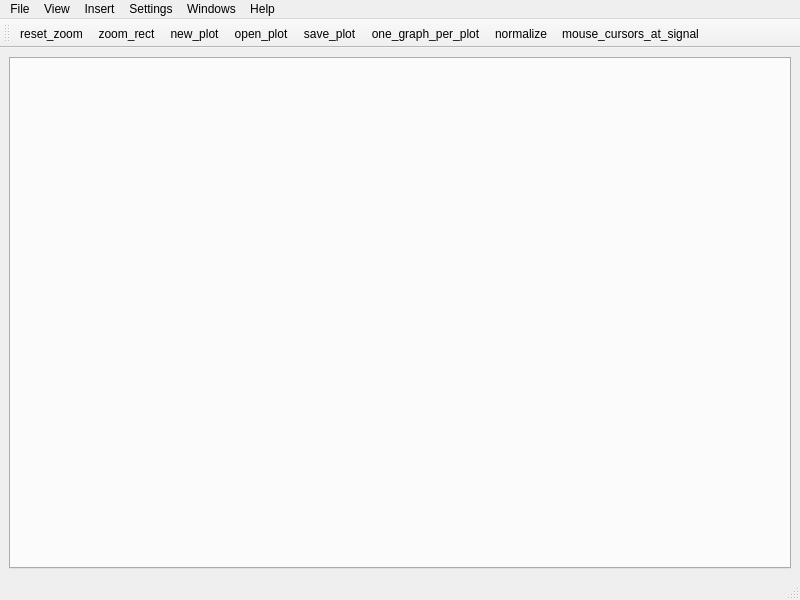
Above: mainwindow.ui from AlfTeleco/SeeSignal before the change. Below: the same form after it.
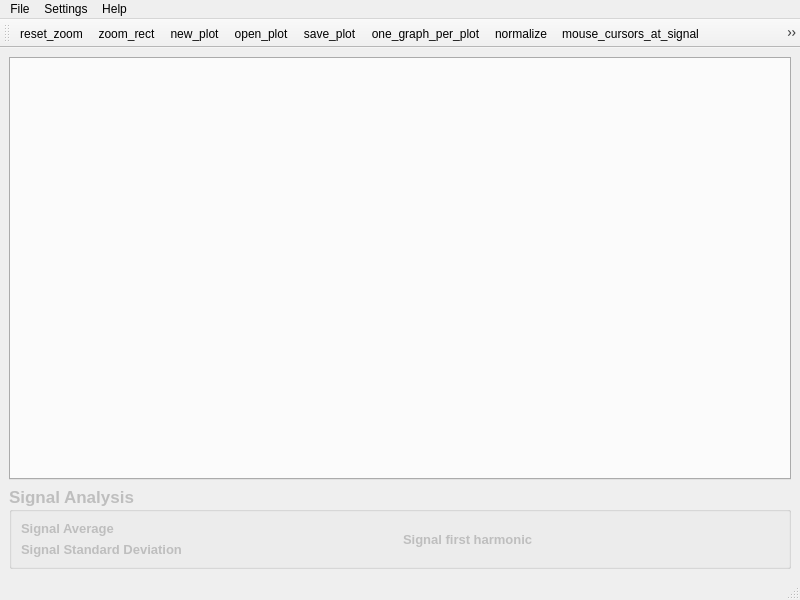
That is the form after the change. Icons and pictures are not drawn.

Commit message: Normalization fixed, and menu bar cleanned

What changed in the file:
```diff
--- a/mainwindow.ui
+++ b/mainwindow.ui
@@ -24,9 +24,15 @@
     <normaloff>:/SeeSigResource/RESOURCES/SeeSig_icon_floating.png</normaloff>:/SeeSigResource/RESOURCES/SeeSig_icon_floating.png</iconset>
   </property>
   <widget class="QWidget" name="main">
-   <layout class="QHBoxLayout" name="horizontalLayout" stretch="4">
+   <layout class="QVBoxLayout" name="verticalLayout" stretch="8,1">
     <item>
      <widget class="QTabWidget" name="tabWidget">
+      <property name="sizePolicy">
+       <sizepolicy hsizetype="Preferred" vsizetype="Preferred">
+        <horstretch>0</horstretch>
+        <verstretch>0</verstretch>
+       </sizepolicy>
+      </property>
       <property name="acceptDrops">
        <bool>true</bool>
       </property>
@@ -41,6 +47,115 @@
       </property>
      </widget>
     </item>
+    <item>
+     <widget class="QGroupBox" name="tool_signal_analysis">
+      <property name="enabled">
+       <bool>false</bool>
+      </property>
+      <property name="font">
+       <font>
+        <pointsize>13</pointsize>
+        <weight>75</weight>
+        <bold>true</bold>
+       </font>
+      </property>
+      <property name="title">
+       <string>Signal Analysis</string>
+      </property>
+      <layout class="QGridLayout" name="gridLayout">
+       <item row="0" column="0">
+        <layout class="QHBoxLayout" name="horizontalLayout_2">
+         <item>
+          <widget class="QLabel" name="signal_average">
+           <property name="font">
+            <font>
+             <pointsize>10</pointsize>
+            </font>
+           </property>
+           <property name="text">
+            <string>Signal Average</string>
+           </property>
+          </widget>
+         </item>
+         <item>
+          <widget class="QLabel" name="signal_average_label_value">
+           <property name="font">
+            <font>
+             <pointsize>10</pointsize>
+             <weight>50</weight>
+             <bold>false</bold>
+            </font>
+           </property>
+           <property name="text">
+            <string/>
+           </property>
+          </widget>
+         </item>
+        </layout>
+       </item>
+       <item row="0" column="1" rowspan="2">
+        <layout class="QHBoxLayout" name="horizontalLayout_3">
+         <item>
+          <widget class="QLabel" name="signal_first_harmonic">
+           <property name="font">
+            <font>
+             <pointsize>10</pointsize>
+            </font>
+           </property>
+           <property name="text">
+            <string>Signal first harmonic</string>
+           </property>
+          </widget>
+         </item>
+         <item>
+          <widget class="QLabel" name="signal_first_harmonic_label_value">
+           <property name="font">
+            <font>
+             <pointsize>10</pointsize>
+             <weight>50</weight>
+             <bold>false</bold>
+            </font>
+           </property>
+           <property name="text">
+            <string/>
+           </property>
+          </widget>
+         </item>
+        </layout>
+       </item>
+       <item row="1" column="0">
+        <layout class="QHBoxLayout" name="horizontalLayout">
+         <item>
+          <widget class="QLabel" name="signal_std_deviation">
+           <property name="font">
+            <font>
+             <pointsize>10</pointsize>
+            </font>
+           </property>
+           <property name="text">
+            <string>Signal Standard Deviation</string>
+           </property>
+          </widget>
+         </item>
+         <item>
+          <widget class="QLabel" name="signal_std_label_value">
+           <property name="font">
+            <font>
+             <pointsize>10</pointsize>
+             <weight>50</weight>
+             <bold>false</bold>
+            </font>
+           </property>
+           <property name="text">
+            <string/>
+           </property>
+          </widget>
+         </item>
+        </layout>
+       </item>
+      </layout>
+     </widget>
+    </item>
    </layout>
   </widget>
   <widget class="QMenuBar" name="menubar">
@@ -52,6 +167,12 @@
      <height>21</height>
     </rect>
    </property>
+   <property name="sizePolicy">
+    <sizepolicy hsizetype="Preferred" vsizetype="Preferred">
+     <horstretch>0</horstretch>
+     <verstretch>0</verstretch>
+    </sizepolicy>
+   </property>
    <property name="defaultUp">
     <bool>true</bool>
    </property>
@@ -64,41 +185,29 @@
     </property>
     <addaction name="actionOpen"/>
    </widget>
-   <widget class="QMenu" name="menuView">
-    <property name="title">
-     <string>View</string>
-    </property>
-   </widget>
-   <widget class="QMenu" name="menuInsert">
-    <property name="title">
-     <string>Insert</string>
-    </property>
-   </widget>
    <widget class="QMenu" name="menuSettings">
     <property name="title">
      <string>Settings</string>
     </property>
     <addaction name="actionFile_format"/>
    </widget>
-   <widget class="QMenu" name="menuWindows">
-    <property name="title">
-     <string>Windows</string>
-    </property>
-   </widget>
    <widget class="QMenu" name="menuHelp">
     <property name="title">
      <string>Help</string>
     </property>
    </widget>
    <addaction name="menuFile"/>
-   <addaction name="menuView"/>
-   <addaction name="menuInsert"/>
    <addaction name="menuSettings"/>
-   <addaction name="menuWindows"/>
    <addaction name="menuHelp"/>
   </widget>
   <widget class="QStatusBar" name="statusbar"/>
   <widget class="QToolBar" name="toolBar">
+   <property name="sizePolicy">
+    <sizepolicy hsizetype="Preferred" vsizetype="Preferred">
+     <horstretch>0</horstretch>
+     <verstretch>0</verstretch>
+    </sizepolicy>
+   </property>
    <property name="windowTitle">
     <string>toolBar</string>
    </property>
@@ -116,6 +225,7 @@
    <addaction name="actionone_graph_per_plot"/>
    <addaction name="actionnormalize"/>
    <addaction name="actionmouse_cursors_at_signal"/>
+   <addaction name="actionauto_signal_analysis"/>
   </widget>
   <action name="actionreset_zoom">
    <property name="icon">
@@ -243,6 +353,23 @@
     <string>Zoom into a defined rectangle at plot</string>
    </property>
   </action>
+  <action name="actionauto_signal_analysis">
+   <property name="checkable">
+    <bool>true</bool>
+   </property>
+   <property name="icon">
+    <iconset resource="SeeSigResources.qrc">
+     <normaloff>:/SeeSigResource/RESOURCES/auto_signal_analysis.ico</normaloff>:/SeeSigResource/RESOURCES/auto_signal_analysis.ico</iconset>
+   </property>
+   <property name="text">
+    <string>auto_signal_analysis</string>
+   </property>
+  </action>
+  <action name="actionAbout">
+   <property name="text">
+    <string>About...</string>
+   </property>
+  </action>
  </widget>
  <resources>
   <include location="SeeSigResources.qrc"/>
```
Left out of the diff: 26 changed lines with no effect on the pictures. The commit also changes 8 other files.
